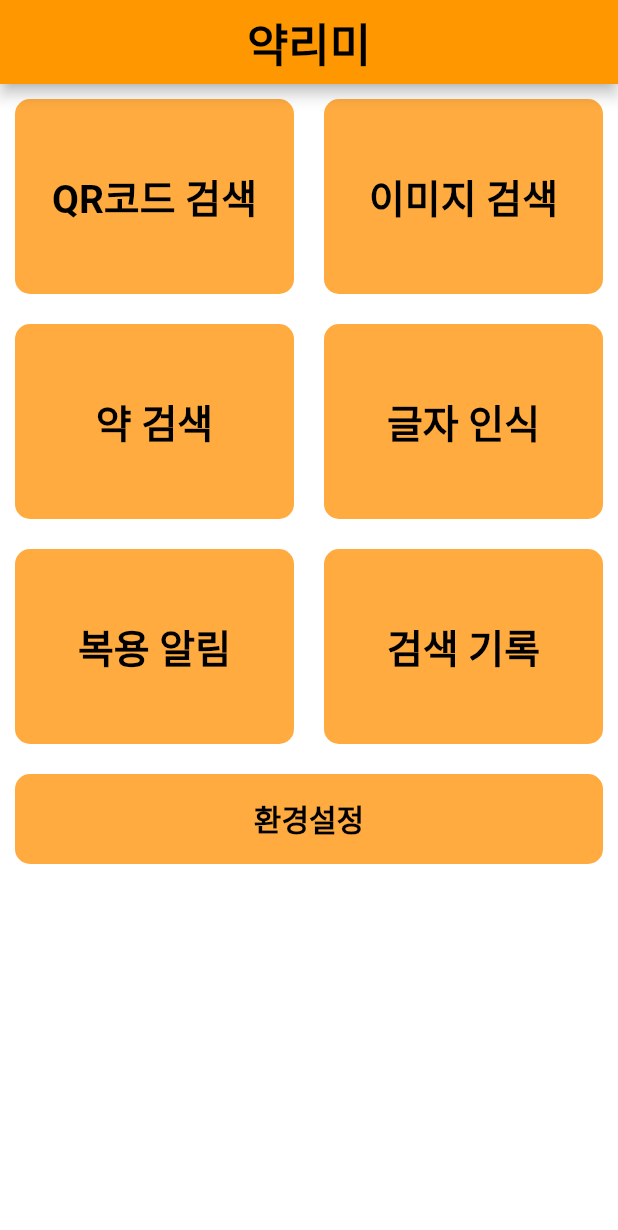
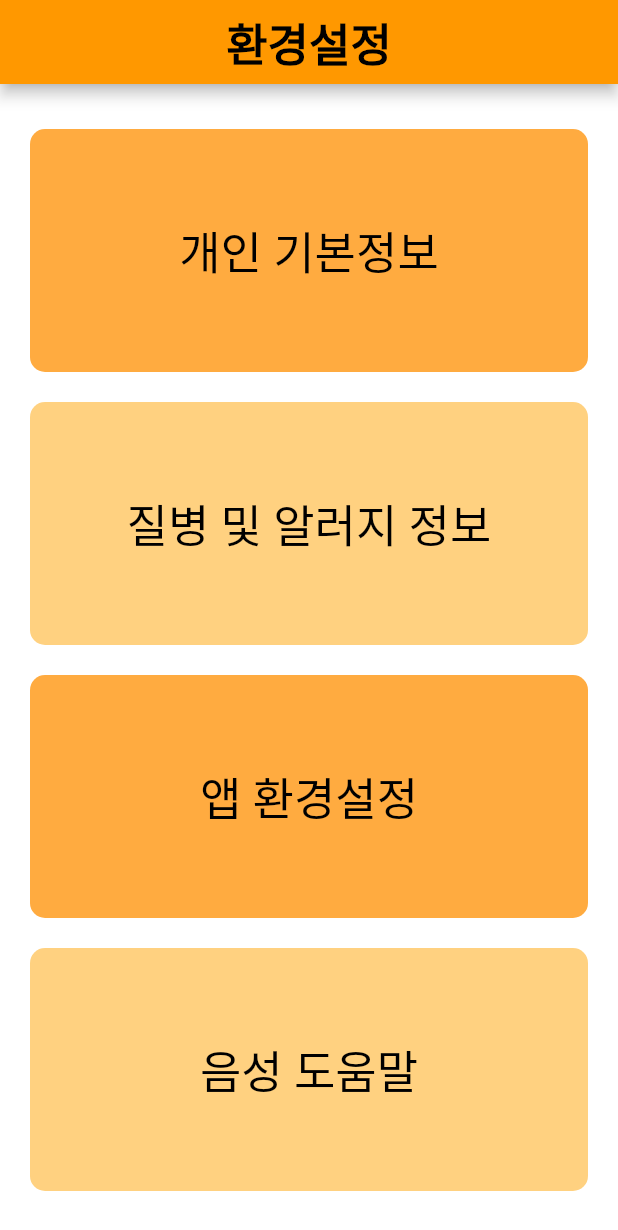
Before and after one commit to sphy1597/flutter-1, a Flutter app: the screen it shows after launch, after a tap on "환경설정", on a phone screen of 412 x 824 dp. Shown: the top 1230 px of the screen. Run offline on Flutter 3.47's test engine with Material 2 defaults, Android fonts, the phone set to English and light mode, and no system bars; our stand-ins replace image_picker; missing offline and left inert: qr_code_scanner.

Commit message:
환경설정 페이지 구현
+ main.dart의 조그마한 에러 수정

```diff
--- a/lib/main.dart
+++ b/lib/main.dart
@@ -1,8 +1,9 @@
-import 'package:app/qr.dart';
 import 'package:flutter/material.dart';
 import 'package:app/OCR.dart';
+import 'package:app/qr.dart';
+import 'package:app/settings/settings_main.dart';
 
-void main() => runApp(MyApp());
+void main() => runApp(const MyApp());
 
 class MyApp extends StatelessWidget {
   const MyApp({Key? key}) : super(key: key);
@@ -15,7 +16,7 @@ class MyApp extends StatelessWidget {
       theme: ThemeData(
         primarySwatch: Colors.orange,
       ),
-      home: MyButton(),
+      home: const MyButton(),
     );
   }
 }
@@ -27,9 +28,9 @@ class MyButton extends StatelessWidget {
   Widget build(BuildContext context) {
     return Scaffold(
         appBar: AppBar(
-          title: Text(
+          title: const Text(
             '약리미',
-            style: new TextStyle(
+            style: TextStyle(
               fontSize: 30.0,
               color: Colors.black,
               fontWeight: FontWeight.bold,
@@ -64,23 +65,22 @@ class MyButton extends StatelessWidget {
                                     builder: (context) => const QrApp()),
                               );
                             },
-                            child: Text(
-                              'QR코드 검색',
-                              style: new TextStyle(
-                                fontSize: 26.0,
-                                color: Colors.black,
-                                fontWeight: FontWeight.bold,
-                              ),
-                            ),
                             style: ElevatedButton.styleFrom(
-                                primary:
-                                    Colors.orangeAccent, // 텍스트 버튼과 다르게 배경색 변경
+                                backgroundColor: Colors.orangeAccent, // 텍스트 버튼과 다르게 배경색 변경
                                 shape: RoundedRectangleBorder(
                                   borderRadius: BorderRadius.circular(10.0),
                                 ),
                                 maximumSize: const Size(130, 130),
                                 // padding: const EdgeInsets.all(10),
                                 elevation: 0.0),
+                            child: const Text(
+                              'QR코드 검색',
+                              style: TextStyle(
+                                fontSize: 26.0,
+                                color: Colors.black,
+                                fontWeight: FontWeight.bold,
+                              ),
+                            ),
                           ),
                         ),
                       ),
@@ -96,23 +96,22 @@ class MyButton extends StatelessWidget {
                             onPressed: () {
                               print('이미지 검색');
                             },
-                            child: Text(
-                              '이미지 검색',
-                              style: new TextStyle(
-                                fontSize: 26.0,
-                                color: Colors.black,
-                                fontWeight: FontWeight.bold,
-                              ),
-                            ),
                             style: ElevatedButton.styleFrom(
-                                primary:
-                                    Colors.orangeAccent, // 텍스트 버튼과 다르게 배경색 변경
+                                backgroundColor: Colors.orangeAccent, // 텍스트 버튼과 다르게 배경색 변경
                                 shape: RoundedRectangleBorder(
                                   borderRadius: BorderRadius.circular(10.0),
                                 ),
                                 maximumSize: const Size(130, 130),
                                 // padding: const EdgeInsets.all(10),
                                 elevation: 0.0),
+                            child: const Text(
+                              '이미지 검색',
+                              style: TextStyle(
+                                fontSize: 26.0,
+                                color: Colors.black,
+                                fontWeight: FontWeight.bold,
+                              ),
+                            ),
                           ),
                         ),
                       ),
@@ -130,23 +129,22 @@ class MyButton extends StatelessWidget {
                             onPressed: () {
                               print('약 검색 button');
                             },
-                            child: Text(
-                              '약 검색',
-                              style: new TextStyle(
-                                fontSize: 26.0,
-                                color: Colors.black,
-                                fontWeight: FontWeight.bold,
-                              ),
-                            ),
                             style: ElevatedButton.styleFrom(
-                                primary:
-                                    Colors.orangeAccent, // 텍스트 버튼과 다르게 배경색 변경
+                                backgroundColor: Colors.orangeAccent, // 텍스트 버튼과 다르게 배경색 변경
                                 shape: RoundedRectangleBorder(
                                   borderRadius: BorderRadius.circular(10.0),
                                 ),
                                 maximumSize: const Size(130, 130),
                                 // padding: const EdgeInsets.all(10),
                                 elevation: 0.0),
+                            child: const Text(
+                              '약 검색',
+                              style: TextStyle(
+                                fontSize: 26.0,
+                                color: Colors.black,
+                                fontWeight: FontWeight.bold,
+                              ),
+                            ),
                           ),
                         ),
                       ),
@@ -167,23 +165,22 @@ class MyButton extends StatelessWidget {
                                     builder: (context) => const OCRApp()),
                               );
                             },
-                            child: Text(
-                              '글자 인식',
-                              style: new TextStyle(
-                                fontSize: 26.0,
-                                color: Colors.black,
-                                fontWeight: FontWeight.bold,
-                              ),
-                            ),
                             style: ElevatedButton.styleFrom(
-                                primary:
-                                    Colors.orangeAccent, // 텍스트 버튼과 다르게 배경색 변경
+                                backgroundColor: Colors.orangeAccent, // 텍스트 버튼과 다르게 배경색 변경
                                 shape: RoundedRectangleBorder(
                                   borderRadius: BorderRadius.circular(10.0),
                                 ),
                                 maximumSize: const Size(130, 130),
                                 // padding: const EdgeInsets.all(10),
                                 elevation: 0.0),
+                            child: const Text(
+                              '글자 인식',
+                              style: TextStyle(
+                                fontSize: 26.0,
+                                color: Colors.black,
+                                fontWeight: FontWeight.bold,
+                              ),
+                            ),
                           ),
                         ),
                       ),
@@ -201,23 +198,22 @@ class MyButton extends StatelessWidget {
                             onPressed: () {
                               print('복용 알림 button');
                             },
-                            child: Text(
-                              '복용 알림',
-                              style: new TextStyle(
-                                fontSize: 26.0,
-                                color: Colors.black,
-                                fontWeight: FontWeight.bold,
-                              ),
-                            ),
                             style: ElevatedButton.styleFrom(
-                                primary:
-                                    Colors.orangeAccent, // 텍스트 버튼과 다르게 배경색 변경
+                                backgroundColor: Colors.orangeAccent, // 텍스트 버튼과 다르게 배경색 변경
                                 shape: RoundedRectangleBorder(
                                   borderRadius: BorderRadius.circular(10.0),
                                 ),
                                 maximumSize: const Size(130, 130),
                                 // padding: const EdgeInsets.all(10),
                                 elevation: 0.0),
+                            child: const Text(
+                              '복용 알림',
+                              style: TextStyle(
+                                fontSize: 26.0,
+                                color: Colors.black,
+                                fontWeight: FontWeight.bold,
+                              ),
+                            ),
                           ),
                         ),
                       ),
@@ -233,23 +229,22 @@ class MyButton extends StatelessWidget {
                             onPressed: () {
                               print('검색 기록 button');
                             },
-                            child: Text(
-                              '검색 기록',
-                              style: new TextStyle(
-                                fontSize: 26.0,
-                                color: Colors.black,
-                                fontWeight: FontWeight.bold,
-                              ),
-                            ),
                             style: ElevatedButton.styleFrom(
-                                primary:
-                                    Colors.orangeAccent, // 텍스트 버튼과 다르게 배경색 변경
+                                backgroundColor: Colors.orangeAccent, // 텍스트 버튼과 다르게 배경색 변경
                                 shape: RoundedRectangleBorder(
                                   borderRadius: BorderRadius.circular(10.0),
                                 ),
                                 maximumSize: const Size(130, 130),
                                 // padding: const EdgeInsets.all(10),
                                 elevation: 0.0),
+                            child: const Text(
+                              '검색 기록',
+                              style: TextStyle(
+                                fontSize: 26.0,
+                                color: Colors.black,
+                                fontWeight: FontWeight.bold,
+                              ),
+                            ),
                           ),
                         ),
                       ),
@@ -263,22 +258,28 @@ class MyButton extends StatelessWidget {
                       child: ElevatedButton(
                         onPressed: () {
                           print('환경설정 button');
+                          Navigator.push(
+                            context,
+                            MaterialPageRoute(
+                              builder: (context) => const SettingsMain()
+                            ),
+                          );
                         },
-                        child: Text(
+                        style: ElevatedButton.styleFrom(
+                            backgroundColor: Colors.orangeAccent, // 텍스트 버튼과 다르게 배경색 변경
+                            shape: RoundedRectangleBorder(
+                              borderRadius: BorderRadius.circular(10.0),
+                            ),
+                            // padding: const EdgeInsets.all(10),
+                            elevation: 0.0),
+                        child: const Text(
                           '환경설정',
-                          style: new TextStyle(
+                          style: TextStyle(
                             fontSize: 20.0,
                             color: Colors.black,
                             fontWeight: FontWeight.bold,
                           ),
                         ),
-                        style: ElevatedButton.styleFrom(
-                            primary: Colors.orangeAccent, // 텍스트 버튼과 다르게 배경색 변경
-                            shape: RoundedRectangleBorder(
-                              borderRadius: BorderRadius.circular(10.0),
-                            ),
-                            // padding: const EdgeInsets.all(10),
-                            elevation: 0.0),
                       ),
                     ),
                   ),
--- /dev/null
+++ b/lib/settings/settings_main.dart
@@ -0,0 +1,183 @@
+import 'package:flutter/material.dart';
+import 'package:app/settings/user_info.dart';
+
+void main() => runApp(const SettingsMain());
+
+class SettingsMain extends StatelessWidget {
+  const SettingsMain({Key? key}) : super(key: key);
+  @override
+  Widget build(BuildContext context) {
+    return MaterialApp(
+      debugShowCheckedModeBanner: false,
+      title: '환경설정',
+      theme: ThemeData(
+        primarySwatch: Colors.orange,
+      ),
+      home: const MyButton(),
+    );
+  }
+}
+
+class MyButton extends StatelessWidget {
+  const MyButton({Key? key}) : super(key: key);
+
+  @override
+  Widget build(BuildContext context) {
+    return Scaffold(
+      appBar: AppBar(
+        title: const Text(
+          '환경설정',
+          style: TextStyle(
+            fontSize: 30.0,
+            color: Colors.black,
+            fontWeight: FontWeight.bold,
+          ),
+        ),
+        centerTitle: true,
+      ),
+      body: Container(
+        width: MediaQuery.of(context).size.width,
+        height: MediaQuery.of(context).size.height * 1,
+        decoration: const BoxDecoration(
+          color: Colors.white,
+        ),
+        child: Padding(
+          padding: const EdgeInsets.fromLTRB(10,20,10,20),
+          child:Align(
+            alignment: const AlignmentDirectional(0, 0),
+            child: Column(
+              children: [
+                Expanded(
+                  // 개인 기본정보
+                  flex: 1,
+                  child: Padding(
+                    padding: const EdgeInsets.all(10),
+                    child: SizedBox(
+                      width: double.infinity,
+                      child: ElevatedButton(
+                        onPressed: () {
+                          print('개인 기본정보 btn 눌림');
+                          Navigator.push(
+                            context,
+                            MaterialPageRoute(
+                              builder: (context) => const UserInfo()
+                            ),
+                          );
+                        },
+                        style: ElevatedButton.styleFrom(
+                          backgroundColor: Colors.orangeAccent, // 텍스트 버튼과 다르게 배경색 변경
+                          shape: RoundedRectangleBorder(
+                            borderRadius: BorderRadius.circular(10.0),
+                          ),
+                          // padding: const EdgeInsets.all(10),
+                          elevation: 0.0
+                        ),
+                        child: const Text(
+                          '개인 기본정보',
+                          style: TextStyle(
+                            fontSize: 30.0,
+                            color: Colors.black,
+                          ),
+                        ),
+                      ),
+                    ),
+                  ),
+                ),
+                Expanded(
+                  // 질병 및 알러지 정보
+                  flex: 1,
+                  child: Padding(
+                    padding: const EdgeInsets.all(10),
+                    child: SizedBox(
+                      width: double.infinity,
+                      child: ElevatedButton(
+                        onPressed: () {
+                          print('질병 및 알러지 정보 btn 눌림');
+                        },
+                        style: ElevatedButton.styleFrom(
+                          backgroundColor: Colors.orangeAccent[100], // 텍스트 버튼과 다르게 배경색 변경
+                          shape: RoundedRectangleBorder(
+                            borderRadius: BorderRadius.circular(10.0),
+                          ),
+                          // padding: const EdgeInsets.all(10),
+                          elevation: 0.0
+                        ),
+                        child: const Text(
+                          '질병 및 알러지 정보',
+                          style: TextStyle(
+                            fontSize: 30.0,
+                            color: Colors.black,
+                          ),
+                        ),
+                      ),
+                    ),
+                  ),
+                ),
+                Expanded(
+                  // 앱 환경설정
+                  flex: 1,
+                  child: Padding(
+                    padding: const EdgeInsets.all(10),
+                    child: SizedBox(
+                      width: double.infinity,
+                      child: ElevatedButton(
+                        onPressed: () {
+                          print('앱 환경설정 btn 눌림');
+                        },
+                        style: ElevatedButton.styleFrom(
+                          backgroundColor: Colors.orangeAccent, // 텍스트 버튼과 다르게 배경색 변경
+                          shape: RoundedRectangleBorder(
+                            borderRadius: BorderRadius.circular(10.0),
+                          ),
+                          // padding: const EdgeInsets.all(10),
+                          elevation: 0.0
+                        ),
+                        child: const Text(
+                          '앱 환경설정',
+                          style: TextStyle(
+                            fontSize: 30.0,
+                            color: Colors.black,
+                          ),
+                        ),
+                      ),
+                    ),
+                  ),
+                ),
+                Expanded(
+                  // 음성 도움말
+                  flex: 1,
+                  child: Padding(
+                    padding: const EdgeInsets.all(10),
+                    child: SizedBox(
+                      width: double.infinity,
+                      child: ElevatedButton(
+                        onPressed: () {
+                          print('음성 도움말 btn 눌림');
+                        },
+                        style: ElevatedButton.styleFrom(
+                          backgroundColor: Colors.orangeAccent[100], // 텍스트 버튼과 다르게 배경색 변경
+                          shape: RoundedRectangleBorder(
+                            borderRadius: BorderRadius.circular(10.0),
+                          ),
+                          // padding: const EdgeInsets.all(10),
+                          elevation: 0.0
+                        ),
+                        child: const Text(
+                          '음성 도움말',
+                          style: TextStyle(
+                            fontSize: 30.0,
+                            color: Colors.black,
+                          ),
+                        ),
+                      ),
+                    ),
+                  ),
+                ),
+              ],
+            ),
+          )
+        )
+      )
+    );
+  }
+}
```
